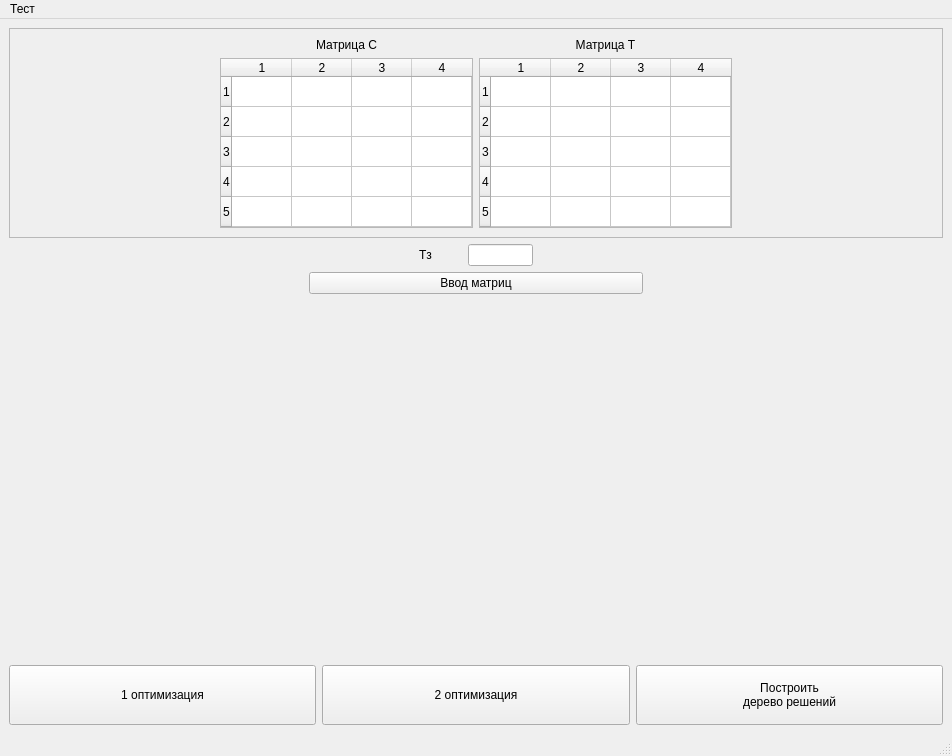
The window that main_window.ui (ZOaZOaZoa/UBS_lab1) describes before a commit, drawn with Qt 5.
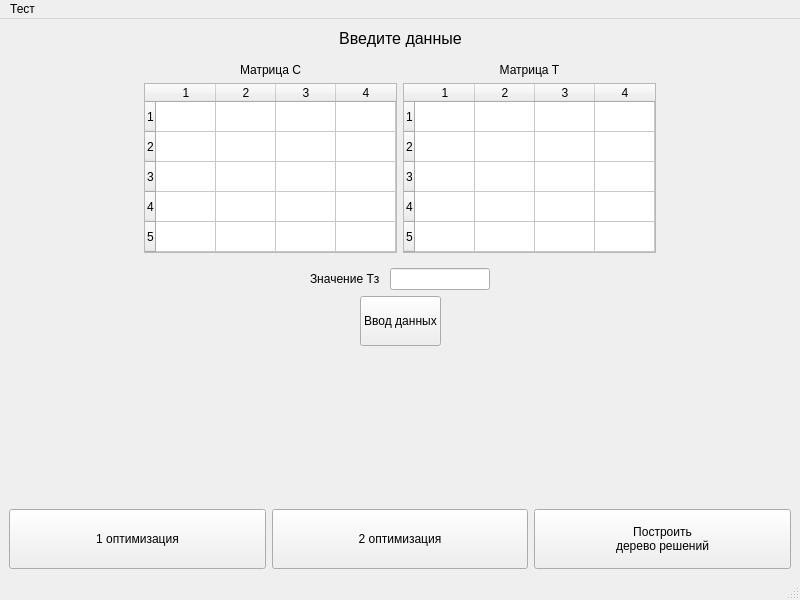
The same window after the commit.

Commit message: Работающий переход между режимами ввода и работы. Данные успешно считываются

What changed in the file:
```diff
--- a/main_window.ui
+++ b/main_window.ui
@@ -6,19 +6,131 @@
    <rect>
     <x>0</x>
     <y>0</y>
-    <width>952</width>
-    <height>756</height>
+    <width>800</width>
+    <height>600</height>
    </rect>
   </property>
+  <property name="sizePolicy">
+   <sizepolicy hsizetype="Preferred" vsizetype="Preferred">
+    <horstretch>0</horstretch>
+    <verstretch>0</verstretch>
+   </sizepolicy>
+  </property>
   <property name="windowTitle">
    <string>MainWindow</string>
   </property>
   <widget class="QWidget" name="centralwidget">
-   <layout class="QVBoxLayout" name="verticalLayout_4">
-    <item>
+   <layout class="QGridLayout" name="gridLayout">
+    <item row="2" column="0">
+     <layout class="QHBoxLayout" name="horizontalLayout_3">
+      <property name="spacing">
+       <number>10</number>
+      </property>
+      <property name="leftMargin">
+       <number>0</number>
+      </property>
+      <property name="rightMargin">
+       <number>0</number>
+      </property>
+      <item>
+       <spacer name="horizontalSpacer_5">
+        <property name="orientation">
+         <enum>Qt::Horizontal</enum>
+        </property>
+        <property name="sizeHint" stdset="0">
+         <size>
+          <width>40</width>
+          <height>20</height>
+         </size>
+        </property>
+       </spacer>
+      </item>
+      <item>
+       <widget class="QLabel" name="T_zLabel">
+        <property name="text">
+         <string>Значение Tз</string>
+        </property>
+       </widget>
+      </item>
+      <item>
+       <widget class="QLineEdit" name="T_max_lEdit">
+        <property name="maximumSize">
+         <size>
+          <width>100</width>
+          <height>16777215</height>
+         </size>
+        </property>
+       </widget>
+      </item>
+      <item>
+       <spacer name="horizontalSpacer_6">
+        <property name="orientation">
+         <enum>Qt::Horizontal</enum>
+        </property>
+        <property name="sizeHint" stdset="0">
+         <size>
+          <width>40</width>
+          <height>20</height>
+         </size>
+        </property>
+       </spacer>
+      </item>
+     </layout>
+    </item>
+    <item row="5" column="0">
+     <layout class="QHBoxLayout" name="horizontalLayout_2">
+      <item>
+       <widget class="QPushButton" name="optimize1">
+        <property name="minimumSize">
+         <size>
+          <width>0</width>
+          <height>60</height>
+         </size>
+        </property>
+        <property name="text">
+         <string>1 оптимизация</string>
+        </property>
+       </widget>
+      </item>
+      <item>
+       <widget class="QPushButton" name="optimize2">
+        <property name="minimumSize">
+         <size>
+          <width>0</width>
+          <height>60</height>
+         </size>
+        </property>
+        <property name="text">
+         <string>2 оптимизация</string>
+        </property>
+       </widget>
+      </item>
+      <item>
+       <widget class="QPushButton" name="decisionTreeBtn">
+        <property name="sizePolicy">
+         <sizepolicy hsizetype="Minimum" vsizetype="Fixed">
+          <horstretch>0</horstretch>
+          <verstretch>0</verstretch>
+         </sizepolicy>
+        </property>
+        <property name="minimumSize">
+         <size>
+          <width>0</width>
+          <height>60</height>
+         </size>
+        </property>
+        <property name="text">
+         <string>Построить
+дерево решений</string>
+        </property>
+       </widget>
+      </item>
+     </layout>
+    </item>
+    <item row="1" column="0">
      <widget class="QFrame" name="frame">
       <property name="frameShape">
-       <enum>QFrame::StyledPanel</enum>
+       <enum>QFrame::NoFrame</enum>
       </property>
       <property name="frameShadow">
        <enum>QFrame::Plain</enum>
@@ -242,46 +354,29 @@
       </layout>
      </widget>
     </item>
-    <item>
-     <layout class="QHBoxLayout" name="horizontalLayout_3">
-      <property name="spacing">
-       <number>30</number>
-      </property>
-      <property name="leftMargin">
-       <number>410</number>
-      </property>
-      <property name="rightMargin">
-       <number>410</number>
-      </property>
+    <item row="3" column="0">
+     <layout class="QHBoxLayout" name="horizontalLayout_5">
       <item>
-       <widget class="QLabel" name="T_zLabel">
-        <property name="text">
-         <string>Tз</string>
+       <spacer name="horizontalSpacer_7">
+        <property name="orientation">
+         <enum>Qt::Horizontal</enum>
         </property>
-       </widget>
-      </item>
-      <item>
-       <widget class="QLineEdit" name="T_max_lEdit">
-        <property name="maximumSize">
+        <property name="sizeHint" stdset="0">
          <size>
-          <width>65</width>
-          <height>16777215</height>
+          <width>40</width>
+          <height>20</height>
          </size>
         </property>
-       </widget>
+       </spacer>
       </item>
-     </layout>
-    </item>
-    <item>
-     <layout class="QVBoxLayout" name="verticalLayout">
-      <property name="leftMargin">
-       <number>300</number>
-      </property>
-      <property name="rightMargin">
-       <number>300</number>
-      </property>
       <item>
-       <widget class="QPushButton" name="matrixInput">
+       <widget class="QPushButton" name="dataInput">
+        <property name="minimumSize">
+         <size>
+          <width>30</width>
+          <height>50</height>
+         </size>
+        </property>
         <property name="maximumSize">
          <size>
           <width>999999</width>
@@ -292,75 +387,86 @@
          <enum>Qt::LeftToRight</enum>
         </property>
         <property name="text">
-         <string>Ввод матриц</string>
+         <string>Ввод данных</string>
         </property>
        </widget>
       </item>
       <item>
-       <spacer name="verticalSpacer">
+       <spacer name="horizontalSpacer_8">
         <property name="orientation">
-         <enum>Qt::Vertical</enum>
+         <enum>Qt::Horizontal</enum>
         </property>
         <property name="sizeHint" stdset="0">
          <size>
-          <width>20</width>
-          <height>40</height>
+          <width>40</width>
+          <height>20</height>
          </size>
         </property>
        </spacer>
       </item>
      </layout>
     </item>
-    <item>
-     <layout class="QHBoxLayout" name="horizontalLayout_2">
+    <item row="0" column="0">
+     <layout class="QHBoxLayout" name="horizontalLayout_4">
       <item>
-       <widget class="QPushButton" name="optimize1">
-        <property name="minimumSize">
+       <spacer name="horizontalSpacer_4">
+        <property name="orientation">
+         <enum>Qt::Horizontal</enum>
+        </property>
+        <property name="sizeHint" stdset="0">
          <size>
-          <width>0</width>
-          <height>60</height>
+          <width>40</width>
+          <height>20</height>
          </size>
         </property>
-        <property name="text">
-         <string>1 оптимизация</string>
-        </property>
-       </widget>
+       </spacer>
       </item>
       <item>
-       <widget class="QPushButton" name="optimize2">
-        <property name="minimumSize">
-         <size>
-          <width>0</width>
-          <height>60</height>
-         </size>
+       <widget class="QLabel" name="instructionLabel">
+        <property name="font">
+         <font>
+          <pointsize>12</pointsize>
+         </font>
         </property>
         <property name="text">
-         <string>2 оптимизация</string>
+         <string>Введите данные</string>
         </property>
+        <property name="scaledContents">
+         <bool>false</bool>
+        </property>
+        <property name="alignment">
+         <set>Qt::AlignCenter</set>
+        </property>
        </widget>
       </item>
       <item>
-       <widget class="QPushButton" name="decisionTreeBtn">
-        <property name="sizePolicy">
-         <sizepolicy hsizetype="Minimum" vsizetype="Fixed">
-          <horstretch>0</horstretch>
-          <verstretch>0</verstretch>
-         </sizepolicy>
+       <spacer name="horizontalSpacer_3">
+        <property name="orientation">
+         <enum>Qt::Horizontal</enum>
         </property>
-        <property name="minimumSize">
+        <property name="sizeHint" stdset="0">
          <size>
-          <width>0</width>
-          <height>60</height>
+          <width>40</width>
+          <height>20</height>
          </size>
         </property>
-        <property name="text">
-         <string>Построить
-дерево решений</string>
-        </property>
-       </widget>
+       </spacer>
       </item>
      </layout>
     </item>
+    <item row="4" column="0">
+     <spacer name="verticalSpacer">
+      <property name="orientation">
+       <enum>Qt::Vertical</enum>
+      </property>
+      <property name="sizeHint" stdset="0">
+       <size>
+        <width>20</width>
+        <height>40</height>
+       </size>
+      </property>
+     </spacer>
+    </item>
    </layout>
   </widget>
   <widget class="QMenuBar" name="menubar">
@@ -368,7 +474,7 @@
     <rect>
      <x>0</x>
      <y>0</y>
-     <width>952</width>
+     <width>800</width>
      <height>27</height>
     </rect>
    </property>
```
The commit also changes 4 other files.
